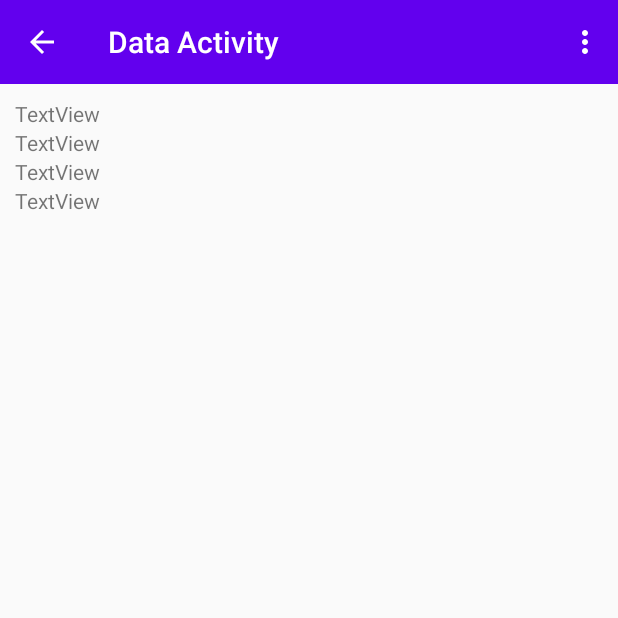
After one commit to Iwuh/coen390-f2022-assignment1, an Android app: the DataActivity screen opened directly, with no data from a screen before it, on a phone screen of 412 x 824 dp, the top half of it. The commit adds this screen. Run offline under Robolectric (Android 15) with nearby library versions, the phone set to English and light mode, and no system bars.

Commit message:
Create data activity skeleton

```diff
--- a/app/src/main/AndroidManifest.xml
+++ b/app/src/main/AndroidManifest.xml
@@ -14,11 +14,21 @@
         android:theme="@style/Theme.Assignment1"
         tools:targetApi="31">
         <activity
+            android:name=".DataActivity"
+            android:exported="false"
+            android:label="@string/data_activity_title"
+            android:parentActivityName=".MainActivity"
+            android:theme="@style/Theme.SettingsActivity">
+            <meta-data
+                android:name="android.support.PARENT_ACTIVITY"
+                android:value=".MainActivity" />
+        </activity>
+        <activity
             android:name=".SettingsActivity"
+            android:exported="false"
             android:label="@string/settings_activity_title"
-            android:theme="@style/Theme.SettingsActivity"
-            android:exported="false"
-            android:parentActivityName=".MainActivity" >
+            android:parentActivityName=".MainActivity"
+            android:theme="@style/Theme.SettingsActivity">
             <meta-data
                 android:name="android.support.PARENT_ACTIVITY"
                 android:value=".MainActivity" />
--- /dev/null
+++ b/app/src/main/java/com/mfaigan/assignment1/DataActivity.java
@@ -0,0 +1,33 @@
+package com.mfaigan.assignment1;
+
+import androidx.appcompat.app.AppCompatActivity;
+
+import android.os.Bundle;
+import android.view.Menu;
+import android.view.MenuInflater;
+import android.view.MenuItem;
+
+public class DataActivity extends AppCompatActivity {
+
+    @Override
+    protected void onCreate(Bundle savedInstanceState) {
+        super.onCreate(savedInstanceState);
+        setContentView(R.layout.activity_data);
+
+        setSupportActionBar(findViewById(R.id.toolbarData));
+        getSupportActionBar().setDisplayHomeAsUpEnabled(true);
+    }
+
+    @Override
+    public boolean onCreateOptionsMenu(Menu menu) {
+        MenuInflater inflater = getMenuInflater();
+        inflater.inflate(R.menu.menu_data, menu);
+        return true;
+    }
+
+    @Override
+    public boolean onOptionsItemSelected(MenuItem item) {
+        // TODO add functionality
+        return super.onOptionsItemSelected(item);
+    }
+}
--- a/app/src/main/java/com/mfaigan/assignment1/MainActivity.java
+++ b/app/src/main/java/com/mfaigan/assignment1/MainActivity.java
@@ -33,6 +33,12 @@ public class MainActivity extends AppCompatActivity {
             @Override
             public void onClick(View view) {
                 goToSettings();
+            }
+        });
+        findViewById(R.id.buttonShowCounts).setOnClickListener(new View.OnClickListener() {
+            @Override
+            public void onClick(View view) {
+                goToData();
             }
         });
 
@@ -90,4 +96,10 @@ public class MainActivity extends AppCompatActivity {
         Intent intent = new Intent(this, SettingsActivity.class);
         startActivity(intent);
     }
+
+    private void goToData()
+    {
+        Intent intent = new Intent(this, DataActivity.class);
+        startActivity(intent);
+    }
 }
--- /dev/null
+++ b/app/src/main/res/layout/activity_data.xml
@@ -0,0 +1,67 @@
+<?xml version="1.0" encoding="utf-8"?>
+<androidx.constraintlayout.widget.ConstraintLayout xmlns:android="http://schemas.android.com/apk/res/android"
+    xmlns:app="http://schemas.android.com/apk/res-auto"
+    xmlns:tools="http://schemas.android.com/tools"
+    android:layout_width="match_parent"
+    android:layout_height="match_parent"
+    tools:context=".DataActivity">
+
+    <androidx.appcompat.widget.Toolbar
+        android:id="@+id/toolbarData"
+        android:layout_width="match_parent"
+        android:layout_height="?attr/actionBarSize"
+        android:background="?attr/colorPrimary"
+        android:minHeight="?attr/actionBarSize"
+        android:theme="@style/ThemeOverlay.AppCompat.Dark.ActionBar"
+        app:layout_constraintEnd_toEndOf="parent"
+        app:layout_constraintStart_toStartOf="parent"
+        app:layout_constraintTop_toTopOf="parent" />
+
+    <LinearLayout
+        android:id="@+id/linearLayoutEventCounts"
+        android:layout_width="0dp"
+        android:layout_height="wrap_content"
+        android:layout_marginStart="10dp"
+        android:layout_marginTop="10dp"
+        android:layout_marginEnd="10dp"
+        android:orientation="vertical"
+        app:layout_constraintEnd_toEndOf="parent"
+        app:layout_constraintStart_toStartOf="parent"
+        app:layout_constraintTop_toBottomOf="@+id/toolbarData">
+
+        <TextView
+            android:id="@+id/textView2"
+            android:layout_width="match_parent"
+            android:layout_height="wrap_content"
+            android:text="TextView" />
+
+        <TextView
+            android:id="@+id/textView3"
+            android:layout_width="match_parent"
+            android:layout_height="wrap_content"
+            android:text="TextView" />
+
+        <TextView
+            android:id="@+id/textView4"
+            android:layout_width="match_parent"
+            android:layout_height="wrap_content"
+            android:text="TextView" />
+
+        <TextView
+            android:id="@+id/textView5"
+            android:layout_width="match_parent"
+            android:layout_height="wrap_content"
+            android:text="TextView" />
+    </LinearLayout>
+
+    <androidx.recyclerview.widget.RecyclerView
+        android:id="@+id/recyclerViewEventHistory"
+        android:layout_width="0dp"
+        android:layout_height="0dp"
+        android:layout_marginTop="10dp"
+        app:layout_constraintBottom_toBottomOf="parent"
+        app:layout_constraintEnd_toEndOf="parent"
+        app:layout_constraintStart_toStartOf="parent"
+        app:layout_constraintTop_toBottomOf="@+id/linearLayoutEventCounts" />
+
+</androidx.constraintlayout.widget.ConstraintLayout>
--- /dev/null
+++ b/app/src/main/res/menu/menu_data.xml
@@ -0,0 +1,7 @@
+<?xml version="1.0" encoding="utf-8"?>
+<menu xmlns:android="http://schemas.android.com/apk/res/android">
+
+    <item
+        android:id="@+id/action_toggle_event_names"
+        android:title="@string/action_toggle_event_names" />
+</menu>
--- a/app/src/main/res/values/strings.xml
+++ b/app/src/main/res/values/strings.xml
@@ -6,11 +6,13 @@
     <string name="show_counts">Show My Counts</string>
     <string name="total_count_label">Total Count:\u0020</string>
     <string name="settings_activity_title">Settings Activity</string>
+    <string name="data_activity_title">Data Activity</string>
     <string name="counter1_name_label">Counter 1 Name</string>
     <string name="counter2_name_label">Counter 2 Name</string>
     <string name="counter3_name_label">Counter 3 Name</string>
     <string name="maximum_counts_label">Maximum Counts</string>
     <string name="action_edit_settings">Edit Settings</string>
+    <string name="action_toggle_event_names">Toggle Event Names</string>
 
     <!-- Default Values -->
     <string name="default_counter1">Event A</string>
```
